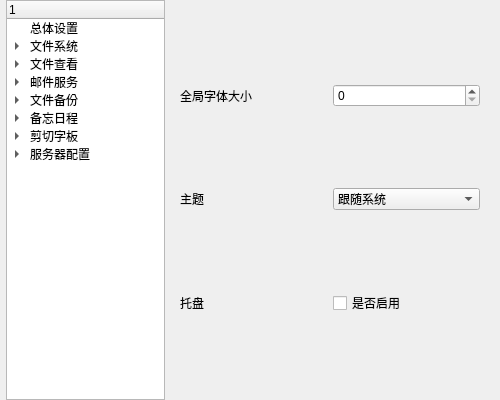
This is Setting/ui/Setting.ui in 3548848289/UniFileHub as Qt 5 draws it before an edit. The edited form follows.
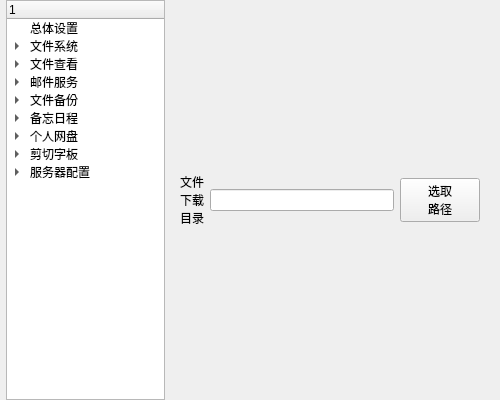
This is the edited form. Icons and pictures are not drawn.

Commit message: 修改标签文件提醒方式，现在每个文件能单独设置提醒

```diff
--- a/Setting/ui/Setting.ui
+++ b/Setting/ui/Setting.ui
@@ -103,6 +103,16 @@
        </property>
       </item>
      </item>
+     <item>
+      <property name="text">
+       <string>个人网盘</string>
+      </property>
+      <item>
+       <property name="text">
+        <string>默认使用目录</string>
+       </property>
+      </item>
+     </item>
      <item>
       <property name="text">
        <string>剪切字板</string>
@@ -128,7 +138,7 @@
    <item row="0" column="1">
     <widget class="QStackedWidget" name="stackedWidget">
      <property name="currentIndex">
-      <number>0</number>
+      <number>6</number>
      </property>
      <widget class="QWidget" name="all_setting">
       <layout class="QGridLayout" name="gridLayout_4">
@@ -493,6 +503,33 @@
        </item>
       </layout>
      </widget>
+     <widget class="QWidget" name="personal_drive">
+      <layout class="QGridLayout" name="gridLayout_11">
+       <item row="0" column="0">
+        <widget class="QLabel" name="personal_drive_label">
+         <property name="text">
+          <string>文件
+下载
+目录</string>
+         </property>
+         <property name="alignment">
+          <set>Qt::AlignmentFlag::AlignCenter</set>
+         </property>
+        </widget>
+       </item>
+       <item row="0" column="1">
+        <widget class="QLineEdit" name="personal_drive_lineEdit"/>
+       </item>
+       <item row="0" column="2">
+        <widget class="QPushButton" name="personal_drive_Btn">
+         <property name="text">
+          <string>选取
+路径</string>
+         </property>
+        </widget>
+       </item>
+      </layout>
+     </widget>
      <widget class="QWidget" name="clip_board">
       <layout class="QGridLayout" name="gridLayout_9">
        <item row="0" column="0">
```
The commit also changes 23 other files.
